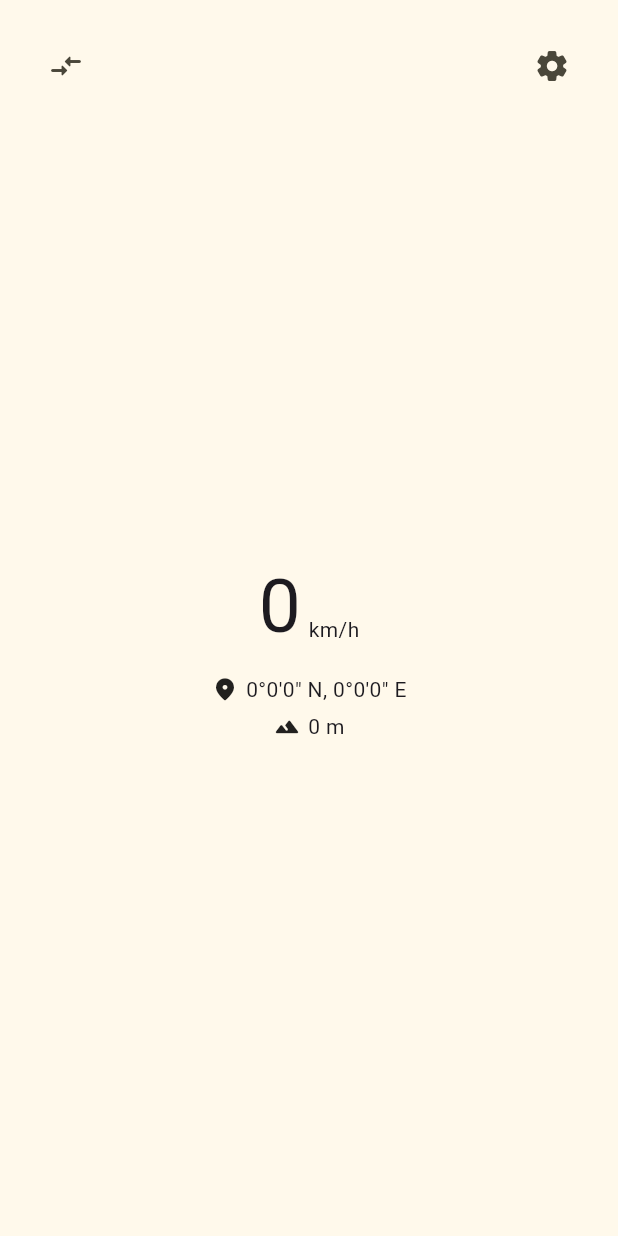
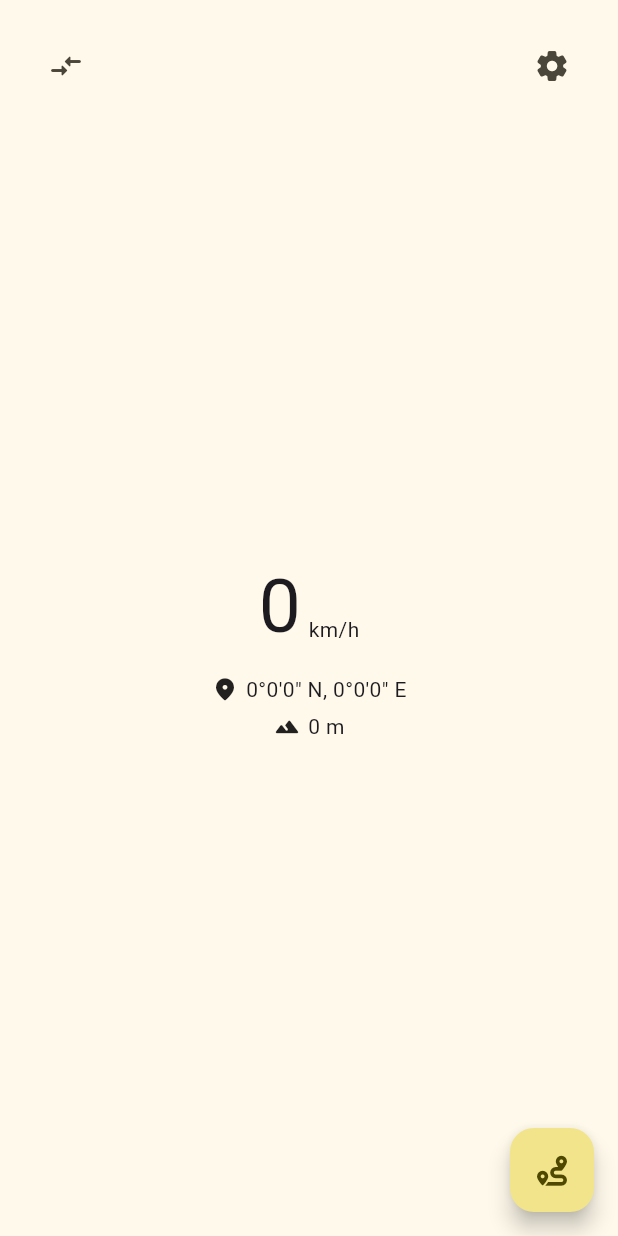
Before and after one commit to Zhoucheng133/Speeder, a Flutter app: the screen it shows after launch, on a phone screen of 412 x 824 dp. Run offline on Flutter 3.47's test engine with Material 3 defaults, Android fonts, the phone set to English and light mode, and no system bars; our stand-ins replace font_awesome_flutter, geolocator, get, shared_preferences, wakelock_plus; statements that could not run were skipped.

Commit message:
添加跟踪操作

```diff
--- a/lib/views/main_view.dart
+++ b/lib/views/main_view.dart
@@ -1,6 +1,7 @@
 import 'dart:async';
 
 import 'package:flutter/material.dart';
+import 'package:font_awesome_flutter/font_awesome_flutter.dart';
 import 'package:geolocator/geolocator.dart';
 import 'package:get/get.dart';
 import 'package:speeder/views/settings_view.dart';
@@ -23,7 +24,39 @@ class _MainViewState extends State<MainView> {
   // 经度
   double longitude = 0;
 
+  // 最高速度
+  double maxSpeed = 0;
+
   StreamSubscription<Position>? positionStream;
+
+  bool flip=false;
+  bool tracking=false;
+  double distance=0.0;
+  Position? lastPosition;
+
+  String formatDistance() {
+    if (distance < 1000) {
+      return '${distance.toInt()} m';
+    } else {
+      return '${(distance / 1000).toStringAsFixed(2)} km';
+    }
+  }
+
+  void trackHandler(Position position){
+    if(!tracking){
+      return;
+    }
+    if (lastPosition != null) {
+      double len = Geolocator.distanceBetween(
+        lastPosition!.latitude,
+        lastPosition!.longitude,
+        position.latitude,
+        position.longitude,
+      );
+      distance += len;
+    }
+    lastPosition = position;
+  }
 
   Future<void> init() async {
     bool serviceEnabled;
@@ -54,6 +87,7 @@ class _MainViewState extends State<MainView> {
         latitude = position.latitude;
         longitude = position.longitude;
       });
+      trackHandler(position);
     });
   }
 
@@ -88,8 +122,6 @@ class _MainViewState extends State<MainView> {
     return '$latDeg°$latMin′${latSec.toInt()}″ $latDir, '
         '$lonDeg°$lonMin′${lonSec.toInt()}″ $lonDir';
   }
-
-  bool flip=false;
 
   @override
   Widget build(BuildContext context) {
@@ -157,6 +189,22 @@ class _MainViewState extends State<MainView> {
                         ),
                       ],
                     ),
+                  ),
+                  if(tracking) Padding(
+                    padding: .only(top: 20),
+                    child: Row(
+                      mainAxisSize: .min,
+                      children: [
+                        FaIcon(
+                          FontAwesomeIcons.route,
+                          size: 18,
+                        ),
+                        const SizedBox(width: 5,),
+                        Text(
+                          formatDistance(),
+                        ),
+                      ]
+                    ),
                   )
                 ],
               ),
@@ -183,8 +231,23 @@ class _MainViewState extends State<MainView> {
               },
               icon: Icon(Icons.compare_arrows_rounded)
             )
-          )
+          ),
         ],
+      ),
+      floatingActionButton: FloatingActionButton(
+        onPressed: () {
+          setState(() {
+            tracking = !tracking;
+            if(!tracking){
+              distance = 0;
+              lastPosition = null;
+            }
+          });
+        },
+        child: FaIcon(
+          tracking ? FontAwesomeIcons.stop : FontAwesomeIcons.route,
+          size: 20,
+        ),
       ),
     );
   }
```
